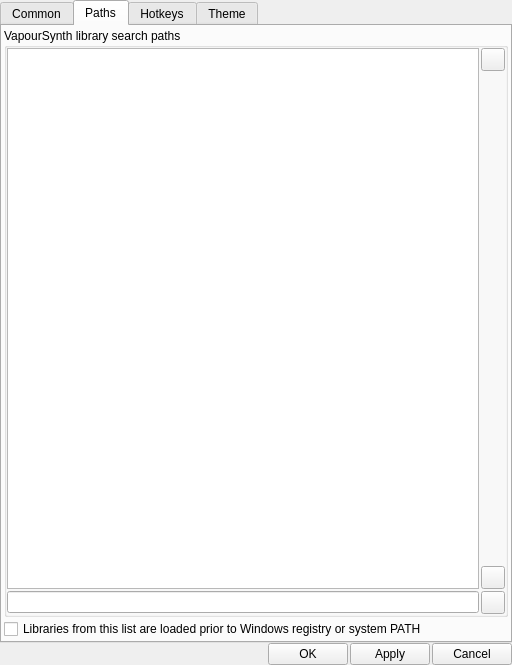
Qt form vse-previewer/src/settings/settings_dialog.ui (YomikoR/VapourSynth-Editor) before a commit.
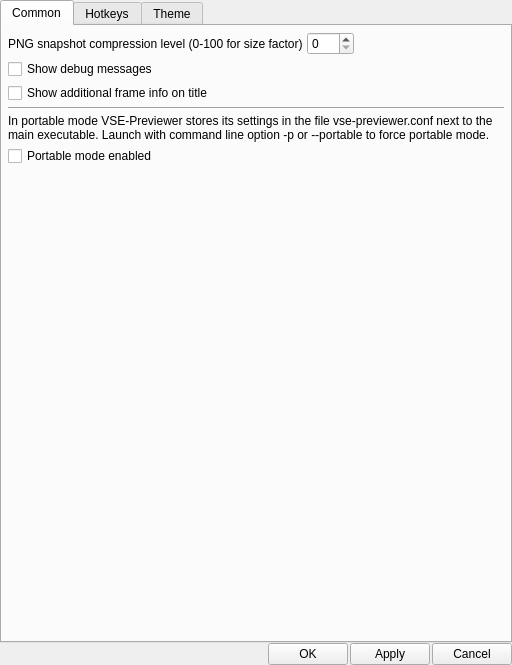
The same form after that commit. The open tabs and pages were chosen to show the change.

```diff
--- a/vse-previewer/src/settings/settings_dialog.ui
+++ b/vse-previewer/src/settings/settings_dialog.ui
@@ -147,118 +147,6 @@
        </item>
       </layout>
      </widget>
-     <widget class="QWidget" name="pathsSettingsTab">
-      <attribute name="title">
-       <string>Paths</string>
-      </attribute>
-      <layout class="QVBoxLayout" name="verticalLayout_3">
-       <property name="spacing">
-        <number>2</number>
-       </property>
-       <property name="leftMargin">
-        <number>2</number>
-       </property>
-       <property name="topMargin">
-        <number>2</number>
-       </property>
-       <property name="rightMargin">
-        <number>2</number>
-       </property>
-       <property name="bottomMargin">
-        <number>2</number>
-       </property>
-       <item>
-        <widget class="QGroupBox" name="vsLibraryPathsGroupBox">
-         <property name="title">
-          <string>VapourSynth library search paths</string>
-         </property>
-         <layout class="QGridLayout" name="gridLayout_2">
-          <property name="leftMargin">
-           <number>0</number>
-          </property>
-          <property name="topMargin">
-           <number>0</number>
-          </property>
-          <property name="rightMargin">
-           <number>0</number>
-          </property>
-          <property name="bottomMargin">
-           <number>0</number>
-          </property>
-          <property name="spacing">
-           <number>2</number>
-          </property>
-          <item row="0" column="0" rowspan="3">
-           <widget class="QListWidget" name="vsLibraryPathsListWidget">
-            <property name="horizontalScrollBarPolicy">
-             <enum>Qt::ScrollBarAlwaysOff</enum>
-            </property>
-            <property name="alternatingRowColors">
-             <bool>true</bool>
-            </property>
-            <property name="textElideMode">
-             <enum>Qt::ElideNone</enum>
-            </property>
-           </widget>
-          </item>
-          <item row="0" column="1">
-           <widget class="QToolButton" name="removeVSLibraryPathButton">
-            <property name="toolTip">
-             <string>Remove VapourSynth library search path</string>
-            </property>
-            <property name="text">
-             <string/>
-            </property>
-           </widget>
-          </item>
-          <item row="1" column="1">
-           <spacer name="verticalSpacer_3">
-            <property name="orientation">
-             <enum>Qt::Vertical</enum>
-            </property>
-            <property name="sizeHint" stdset="0">
-             <size>
-              <width>20</width>
-              <height>124</height>
-             </size>
-            </property>
-           </spacer>
-          </item>
-          <item row="2" column="1">
-           <widget class="QToolButton" name="addVSLibraryPathButton">
-            <property name="toolTip">
-             <string>Add VapourSynth library search path</string>
-            </property>
-            <property name="text">
-             <string/>
-            </property>
-           </widget>
-          </item>
-          <item row="3" column="0">
-           <widget class="QLineEdit" name="vsLibraryPathEdit"/>
-          </item>
-          <item row="3" column="1">
-           <widget class="QToolButton" name="selectVSLibraryPathButton">
-            <property name="toolTip">
-             <string>Select path</string>
-            </property>
-            <property name="text">
-             <string/>
-            </property>
-           </widget>
-          </item>
-         </layout>
-        </widget>
-       </item>
-       <item>
-        <widget class="QCheckBox" name="preferLibraryFromListCheckBox">
-         <property name="text">
-          <string>Libraries from this list are loaded prior to Windows registry or system PATH</string>
-         </property>
-        </widget>
-       </item>
-      </layout>
-     </widget>
      <widget class="QWidget" name="hotkeysSettingsTab">
       <attribute name="title">
        <string>Hotkeys</string>
```
